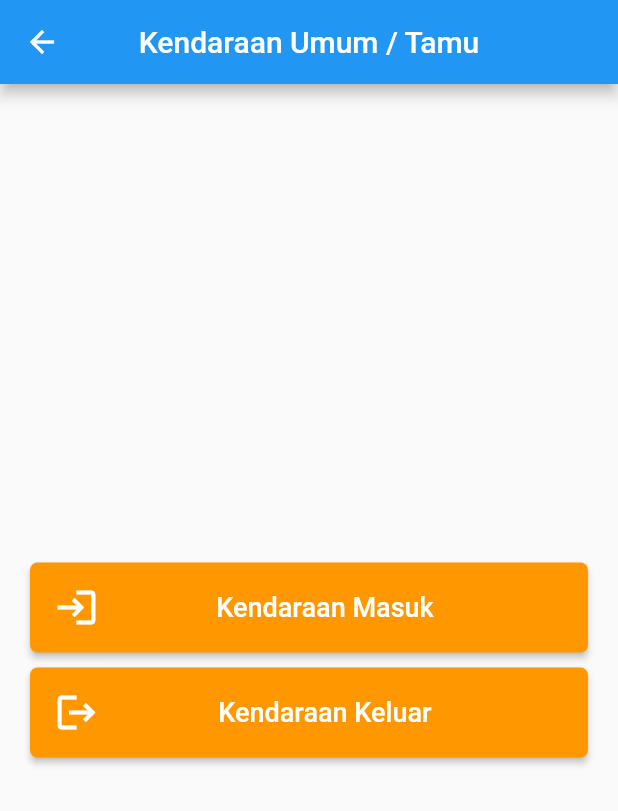
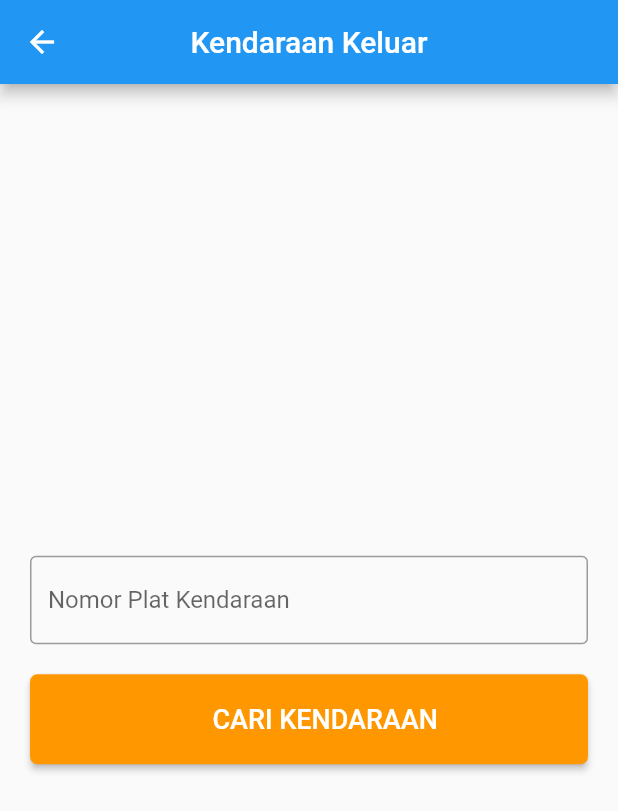
Before and after one commit to askaerlangga/unbaja_parking_app, a Flutter app: the KendaraanTamuView screen opened by its route, after a tap on "Kendaraan Keluar", on a phone screen of 412 x 824 dp. Shown: the top 811 px of the screen. Run offline on Flutter 3.47's test engine with Material 2 defaults, Android fonts, the phone set to English and light mode, and no system bars; our stand-ins replace cloud_firestore, firebase_auth, firebase_core, get, qr_flutter; missing offline and left inert: mobile_scanner; accounts and stored records are empty; generated files the repository leaves out were written again; network calls fail.

Commit message:
Menambahkan : Fungsi kendaraan tamu keluar

```diff
--- /dev/null
+++ b/lib/app/modules/kendaraan_tamu/views/kendaraan_tamu_keluar_view.dart
@@ -0,0 +1,41 @@
+import 'package:flutter/material.dart';
+
+import 'package:get/get.dart';
+import 'package:unbaja_parking_app/app/modules/kendaraan_tamu/controllers/kendaraan_tamu_controller.dart';
+import 'package:unbaja_parking_app/app/modules/petugas/qrcode_scanner/container_detail_pengendara_widget.dart';
+import 'package:unbaja_parking_app/app/widgets/custom_button.dart';
+import 'package:unbaja_parking_app/app/widgets/custom_textfield.dart';
+
+class KendaraanTamuKeluarView extends GetView<KendaraanTamuController> {
+  const KendaraanTamuKeluarView({Key? key}) : super(key: key);
+  @override
+  Widget build(BuildContext context) {
+    return Scaffold(
+      appBar: AppBar(
+        title: const Text('Kendaraan Keluar'),
+        centerTitle: true,
+      ),
+      body: Center(
+          child: Padding(
+        padding: const EdgeInsets.all(20),
+        child: Column(
+          mainAxisAlignment: MainAxisAlignment.center,
+          children: [
+            CustomTextField(
+                textCapitalization: TextCapitalization.characters,
+                controller: controller.nomorPlat,
+                labelText: 'Nomor Plat Kendaraan'),
+            const SizedBox(
+              height: 10,
+            ),
+            CustomButton(
+                label: 'CARI KENDARAAN',
+                onPressed: () {
+                  controller.cariKendaraan();
+                }),
+          ],
+        ),
+      )),
+    );
+  }
+}
--- a/lib/app/modules/kendaraan_tamu/views/kendaraan_tamu_view.dart
+++ b/lib/app/modules/kendaraan_tamu/views/kendaraan_tamu_view.dart
@@ -30,7 +30,11 @@ class KendaraanTamuView extends GetView<KendaraanTamuController> {
               height: 10,
             ),
             CustomButton(
-                icon: Icons.logout, label: 'Kendaraan Keluar', onPressed: () {})
+                icon: Icons.logout,
+                label: 'Kendaraan Keluar',
+                onPressed: () {
+                  Get.toNamed(Routes.KENDARAAN_TAMU_KELUAR);
+                })
           ]),
         ),
       ),
--- a/lib/app/routes/app_pages.dart
+++ b/lib/app/routes/app_pages.dart
@@ -1,4 +1,6 @@
 import 'package:get/get.dart';
+import 'package:unbaja_parking_app/app/modules/kendaraan_tamu/views/kendaraan_tamu_keluar_detail_view.dart';
+import 'package:unbaja_parking_app/app/modules/kendaraan_tamu/views/kendaraan_tamu_keluar_view.dart';
 import 'package:unbaja_parking_app/app/modules/kendaraan_tamu/views/kendaraan_tamu_masuk_view.dart';
 
 import '../modules/forgot_password/bindings/forgot_password_binding.dart';
@@ -125,6 +127,16 @@ class AppPages {
       binding: KendaraanTamuBinding(),
     ),
     GetPage(
+      name: _Paths.KENDARAAN_TAMU_KELUAR,
+      page: () => const KendaraanTamuKeluarView(),
+      binding: KendaraanTamuBinding(),
+    ),
+    GetPage(
+      name: _Paths.KENDARAAN_TAMU_KELUAR_DETAIL,
+      page: () => const KendaraanTamuKeluarDetailView(),
+      binding: KendaraanTamuBinding(),
+    ),
+    GetPage(
       name: _Paths.RIWAYAT_KENDARAAN_PARKIR,
       page: () => const RiwayatKendaraanParkirView(),
       binding: RiwayatKendaraanParkirBinding(),
--- a/lib/app/routes/app_routes.dart
+++ b/lib/app/routes/app_routes.dart
@@ -20,6 +20,9 @@ abstract class Routes {
   static const DETAIL_KENDARAAN_TERPARKIR = _Paths.DETAIL_KENDARAAN_TERPARKIR;
   static const KENDARAAN_TAMU = _Paths.KENDARAAN_TAMU;
   static const KENDARAAN_TAMU_MASUK = _Paths.KENDARAAN_TAMU_MASUK;
+  static const KENDARAAN_TAMU_KELUAR = _Paths.KENDARAAN_TAMU_KELUAR;
+  static const KENDARAAN_TAMU_KELUAR_DETAIL =
+      _Paths.KENDARAAN_TAMU_KELUAR_DETAIL;
   static const RIWAYAT_KENDARAAN_PARKIR = _Paths.RIWAYAT_KENDARAAN_PARKIR;
 }
 
@@ -42,5 +45,7 @@ abstract class _Paths {
   static const DETAIL_KENDARAAN_TERPARKIR = '/detail-kendaraan-terparkir';
   static const KENDARAAN_TAMU = '/kendaraan-tamu';
   static const KENDARAAN_TAMU_MASUK = '/kendaraan-tamu-masuk';
+  static const KENDARAAN_TAMU_KELUAR = '/kendaraan-tamu-keluar';
+  static const KENDARAAN_TAMU_KELUAR_DETAIL = '/kendaraan-tamu-keluar-detail';
   static const RIWAYAT_KENDARAAN_PARKIR = '/riwayat-kendaraan-parkir';
 }
```
Also changed, not shown: lib/app/modules/kendaraan_tamu/controllers/kendaraan_tamu_controller.dart (+34 -0 lines), lib/app/modules/kendaraan_tamu/views/kendaraan_tamu_keluar_detail_view.dart (added, +49 -0 lines).
